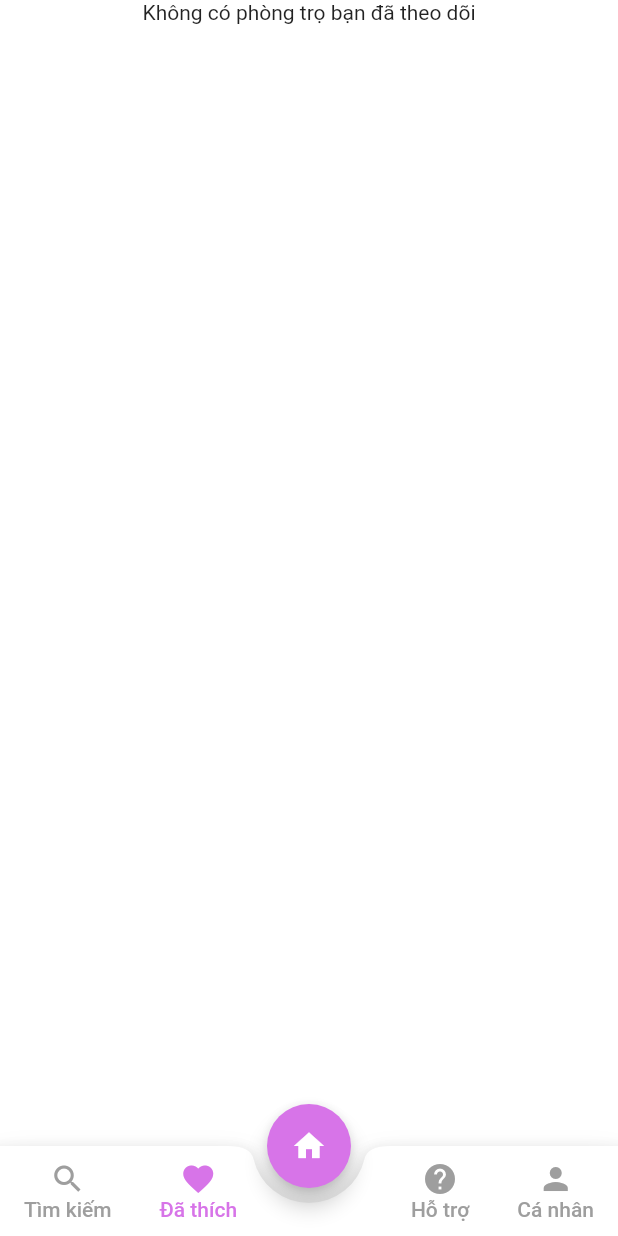
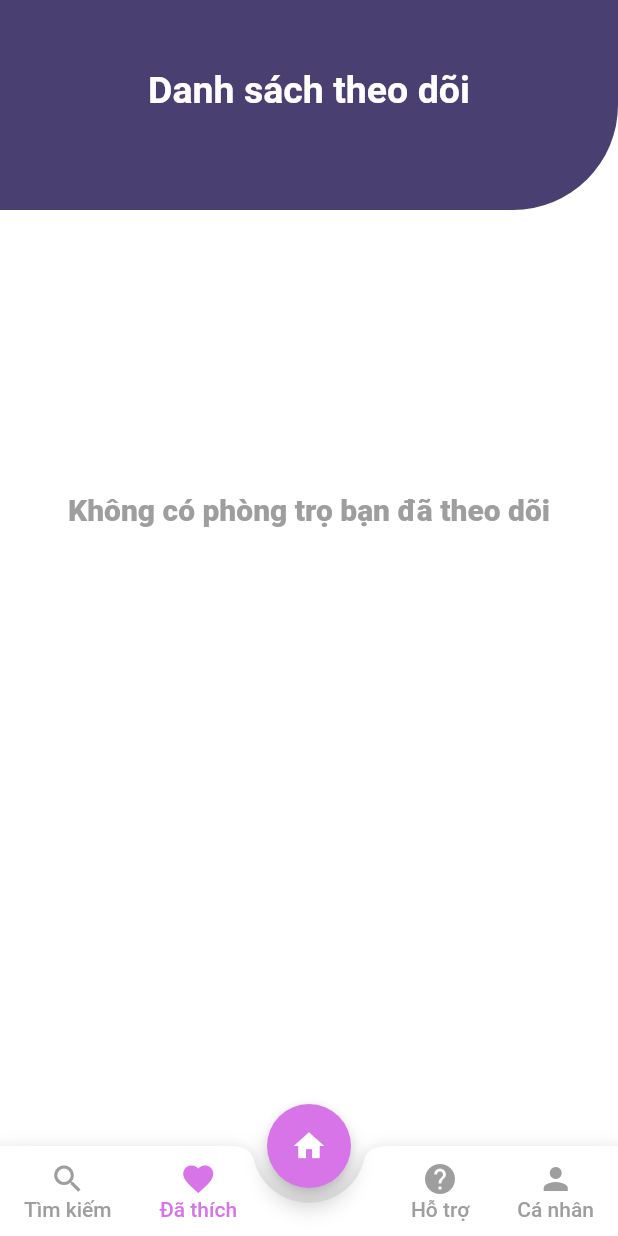
Before and after one commit to quyen46919/flutter-rent-motel-app, a Flutter app: the HomeScreenTabs screen opened directly, scrolled down 576 dp, after a tap on "Đã thích", on a phone screen of 412 x 824 dp. Run offline on Flutter 3.47's test engine with Material 2 defaults, Android fonts, the light colour scheme and no system bars; our stand-ins replace flutter_slidable, font_awesome_flutter; accounts and stored records are empty.

Commit message:
code screen favourite

```diff
--- a/lib/screens/favorite_screen.dart
+++ b/lib/screens/favorite_screen.dart
@@ -1,7 +1,12 @@
 import 'package:flutter/material.dart';
+import 'package:flutter_slidable/flutter_slidable.dart';
+import 'package:intl/intl.dart';
 import 'package:provider/provider.dart';
 import 'package:travel_hotel_app/models/hotel_model.dart';
 import 'package:travel_hotel_app/provider/motels.dart';
+
+final oCcy = NumberFormat("#,###", "en_US");
+
 
 class FavoritePage extends StatefulWidget {
   const FavoritePage({Key? key}) : super(key: key);
@@ -14,20 +19,154 @@ class _FavoritePageState extends State<FavoritePage> {
   @override
   Widget build(BuildContext context) {
     List<Motel> listMotels = Provider.of<MotelProvider>(context).favoriteMotelList;
+    return ListView(
+      children: [
+        buildTop(),
+        Center(
 
-    return Center(
-      child: Column(
-        children: listMotels.isEmpty
-            ? [
-                const Center(
-                  child: Text('Không có phòng trọ bạn đã theo dõi'),
+          child: Column(
+            children:
+            listMotels.isEmpty
+                ? [
+                    Container(
+                      height: 350.0,
+                      width: double.infinity,
+                      child: const Center(
+                        child: Text('Không có phòng trọ bạn đã theo dõi',
+                          style: TextStyle(
+                            fontSize: 20,
+                            fontWeight: FontWeight.w800,
+                            color: Colors.grey
+                          ),
+                        ),
+                      ),
+                    )
+                  ]
+                : listMotels.map((motel) =>
+                Container(
+                  decoration: BoxDecoration(
+                    borderRadius: BorderRadius.circular(20.0),
+                    color: Colors.white,
+                  ),
+                  child: Slidable(
+                    actionPane: SlidableDrawerActionPane(),
+                    actionExtentRatio: 0.25,
+                    secondaryActions: [
+                      IconSlideAction(
+                        color: Colors.red,
+                        icon: Icons.delete,
+                        onTap: ()=>Provider.of<MotelProvider>(context, listen: false).toggleFavoriteMotel(motel),
+                      )
+                    ],
+                    child: ListTile(
+                      title:  Padding(
+                        padding: const EdgeInsets.only(bottom:10.0),
+                        child: Row(
+                          crossAxisAlignment: CrossAxisAlignment.start,
+                          children: [
+                            Container(
+                              // color: Colors.red,
+                              width: 170.0,
+                              height: 110.0,
+                              decoration: BoxDecoration(
+                                image: DecorationImage(
+                                    fit: BoxFit.cover,
+                                    image: AssetImage(motel.imageUrl)
+                                ),
+                                borderRadius: BorderRadius.all(Radius.circular(20.0)),
+                                color: Colors.red,
+                              ),
+                            ),
+                            const SizedBox(
+                              width: 20.0,
+                            ),
+                            Container(
+                              height: 110.0,
+                              width: 180.0,
+                              // color: Colors.red,
+                              child: Column(
+                                mainAxisAlignment: MainAxisAlignment.spaceAround,
+                                crossAxisAlignment: CrossAxisAlignment.start,
+                                children: [
+                                  Text(
+                                    motel.name,
+                                    style: const TextStyle(
+                                        fontSize: 20,
+                                        color: Color.fromRGBO(52, 40, 97, 1) ,
+                                        fontWeight: FontWeight.w800
+                                    ),
+                                  ),
+                                   Padding(
+                                    padding: EdgeInsets.only(bottom: 18.0),
+                                    child: Text(
+                                      motel.address,
+                                        style: const TextStyle(
+                                            fontSize: 13,
+                                            color: Colors.grey ,
+                                            fontWeight: FontWeight.w800
+                                        ),
+                                    ),
+                                  ),
+                                  Row(
+                                    mainAxisAlignment: MainAxisAlignment.spaceBetween,
+                                    crossAxisAlignment: CrossAxisAlignment.center,
+                                    children: [
+                                      Text(
+                                        "${oCcy.format(motel.price)} vnđ" ,
+                                        style: const TextStyle(
+                                            color: Colors.purpleAccent,
+                                            fontWeight: FontWeight.w800,
+                                            fontSize: 15
+                                        ),
+                                      ), // Padding(
+                                    ],
+                                  )
+                                ],
+                              ),
+                            )
+                          ],
+                        ),
+                      ),
+                    ),
+                  ),
                 )
-              ]
-            : listMotels.map((value) =>
-            // sửa style tại đây
-            Text(value.imageUrl)
-            ).toList(),
-      ),
+                ).toList(),
+          ),
+        ),
+      ],
     );
   }
+  Widget buildTop() => Row(
+      children: [
+        Expanded(
+          child: Padding(
+            padding: const EdgeInsets.only(bottom: 25.0),
+            child: Container(
+              decoration: BoxDecoration(
+                borderRadius: const BorderRadius.only(
+                  bottomRight: Radius.circular(70.0),
+                ),
+                color: Color.fromRGBO(73, 63, 113, 1),
+              ),
+              // color: myColors[COLOR_IMAGE],
+              width: double.infinity,
+              height: 140,
+              child: Padding(
+                padding: const EdgeInsets.only(bottom: 20.0),
+                child: Row(
+                  mainAxisAlignment: MainAxisAlignment.center,
+                  children: const [
+                    Center(
+                      child: Text('Danh sách theo dõi',style: TextStyle(fontSize: 25, color: Colors.white, fontWeight: FontWeight.w600),
+                      ),
+                    ),
+                  ],
+                ),
+              ),
+
+            ),
+          ),
+        ),
+      ]
+  );
 }
--- a/pubspec.yaml
+++ b/pubspec.yaml
@@ -33,6 +33,7 @@ dependencies:
   flutter_staggered_grid_view: ^0.4.1
   intl: ^0.17.0
   provider: ^6.0.1
+  flutter_slidable: ^0.6.0
 
 dev_dependencies:
   flutter_test:
```
Also changed, not shown: pubspec.lock.
